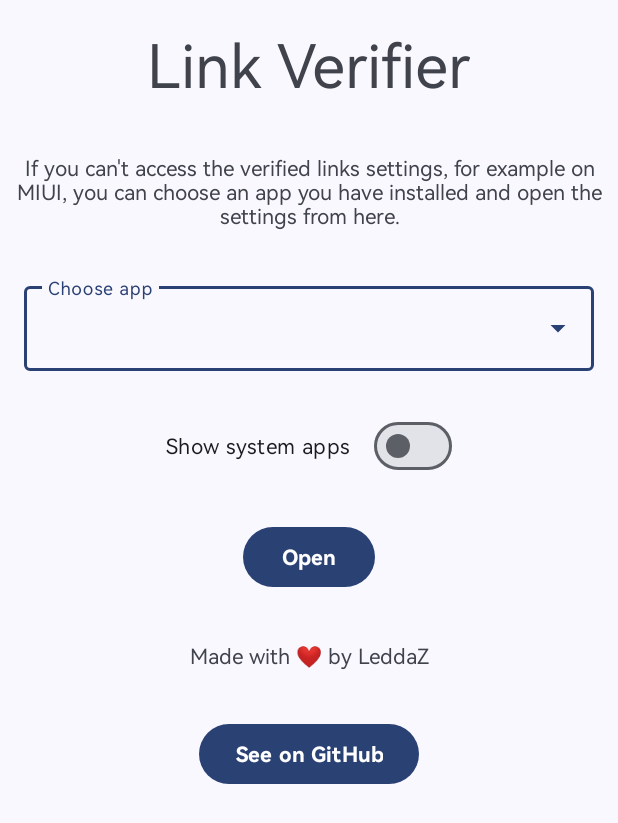
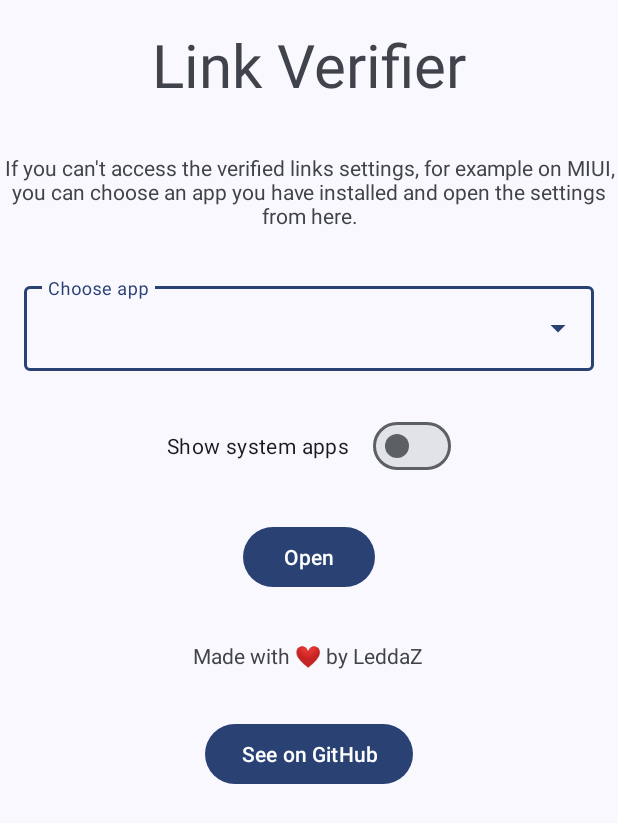
Before and after one commit to LeddaZ/LinkVerifier, an Android app: the screen it shows after launch (MainActivity), on a phone screen of 412 x 824 dp. Shown: the top 823 px of the screen. Run offline under Robolectric (Android 15) with nearby library versions, the phone set to English and light mode, and no system bars.

Commit message:
LinkVerifier: Drop HarmonyOS Sans
Signed-off-by: Leonardo Ledda <leonardoledda@gmail.com>

```diff
--- a/app/src/main/res/layout/activity_main.xml
+++ b/app/src/main/res/layout/activity_main.xml
@@ -63,7 +63,6 @@
             android:gravity="center"
             android:layout_marginBottom="16sp"
             android:layout_marginTop="16sp"
-            android:fontFamily="@font/harmony_bold"
             android:onClick="openLinkSettings" />
 
         <com.google.android.material.textview.MaterialTextView
@@ -83,7 +82,6 @@
             android:layout_marginBottom="16sp"
             android:gravity="center"
             android:onClick="openGitHub"
-            android:fontFamily="@font/harmony_bold"
             android:text="@string/open_github" />
 
     </com.google.android.material.appbar.AppBarLayout>
--- a/app/src/main/res/values/themes.xml
+++ b/app/src/main/res/values/themes.xml
@@ -2,7 +2,6 @@
 <resources>
 
     <style name="Theme.LinkVerifier" parent="Theme.Material3.DayNight.NoActionBar">
-        <item name="android:fontFamily">@font/harmony</item>
         <item name="android:navigationBarColor">@android:color/transparent</item>
         <item name="android:statusBarColor">@android:color/transparent</item>
         <item name="android:windowLightNavigationBar">?attr/isLightTheme</item>
```
Also changed, not shown: app/src/main/res/font/harmony.ttf (deleted), app/src/main/res/font/harmony_bold.ttf (deleted).
